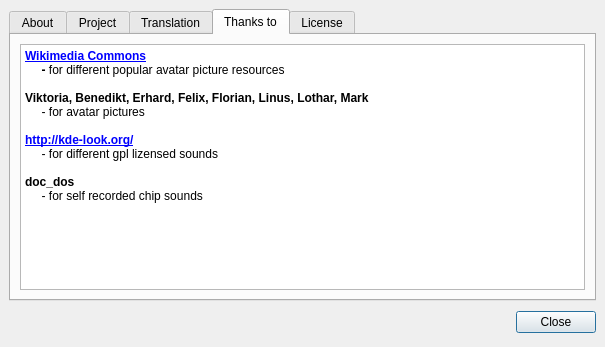
The window that src/gui/qt/aboutpokerth.ui (pokerth/pokerth) describes before a commit, drawn with Qt 5.
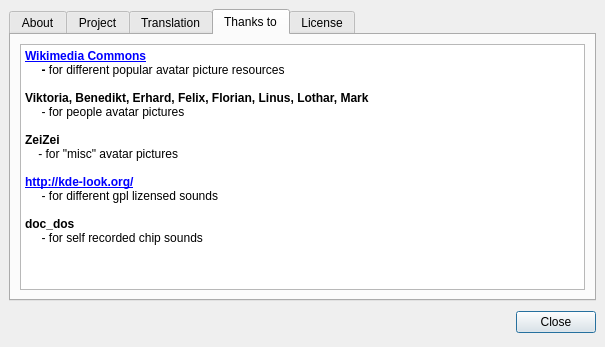
The same window after the commit. The open tabs and pages were chosen to show the change. Icons and pictures are not drawn.

Diff of the .ui file:
```diff
--- a/src/gui/qt/aboutpokerth.ui
+++ b/src/gui/qt/aboutpokerth.ui
@@ -253,7 +253,10 @@
 &lt;p style=" margin-top:0px; margin-bottom:0px; margin-left:0px; margin-right:0px; -qt-block-indent:0; text-indent:0px; font-weight:600;">     - &lt;span style=" font-weight:400;">for different popular avatar picture resources&lt;/span>&lt;/p>
 &lt;p style="-qt-paragraph-type:empty; margin-top:0px; margin-bottom:0px; margin-left:0px; margin-right:0px; -qt-block-indent:0; text-indent:0px;">&lt;/p>
 &lt;p style=" margin-top:0px; margin-bottom:0px; margin-left:0px; margin-right:0px; -qt-block-indent:0; text-indent:0px;">&lt;span style=" font-weight:600;">Viktoria, Benedikt, Erhard, Felix, Florian, Linus, Lothar, Mark&lt;/span>&lt;/p>
-&lt;p style=" margin-top:0px; margin-bottom:0px; margin-left:0px; margin-right:0px; -qt-block-indent:0; text-indent:0px;">     - for avatar pictures&lt;/p>
+&lt;p style=" margin-top:0px; margin-bottom:0px; margin-left:0px; margin-right:0px; -qt-block-indent:0; text-indent:0px;">     - for people avatar pictures&lt;/p>
+&lt;p style="-qt-paragraph-type:empty; margin-top:0px; margin-bottom:0px; margin-left:0px; margin-right:0px; -qt-block-indent:0; text-indent:0px;">&lt;/p>
+&lt;p style=" margin-top:0px; margin-bottom:0px; margin-left:0px; margin-right:0px; -qt-block-indent:0; text-indent:0px;">&lt;span style=" font-weight:600;">ZeiZei&lt;/span> &lt;/p>
+&lt;p style=" margin-top:0px; margin-bottom:0px; margin-left:0px; margin-right:0px; -qt-block-indent:0; text-indent:0px;">    - for "misc" avatar pictures&lt;/p>
 &lt;p style="-qt-paragraph-type:empty; margin-top:0px; margin-bottom:0px; margin-left:0px; margin-right:0px; -qt-block-indent:0; text-indent:0px;">&lt;/p>
 &lt;p style=" margin-top:0px; margin-bottom:0px; margin-left:0px; margin-right:0px; -qt-block-indent:0; text-indent:0px;">&lt;a href="http://kde-look.org/">&lt;span style=" font-weight:600; text-decoration: underline; color:#0000ff;">http://kde-look.org/&lt;/span>&lt;/a>&lt;/p>
 &lt;p style=" margin-top:0px; margin-bottom:0px; margin-left:0px; margin-right:0px; -qt-block-indent:0; text-indent:0px;">     - for different gpl lizensed sounds&lt;/p>
```
